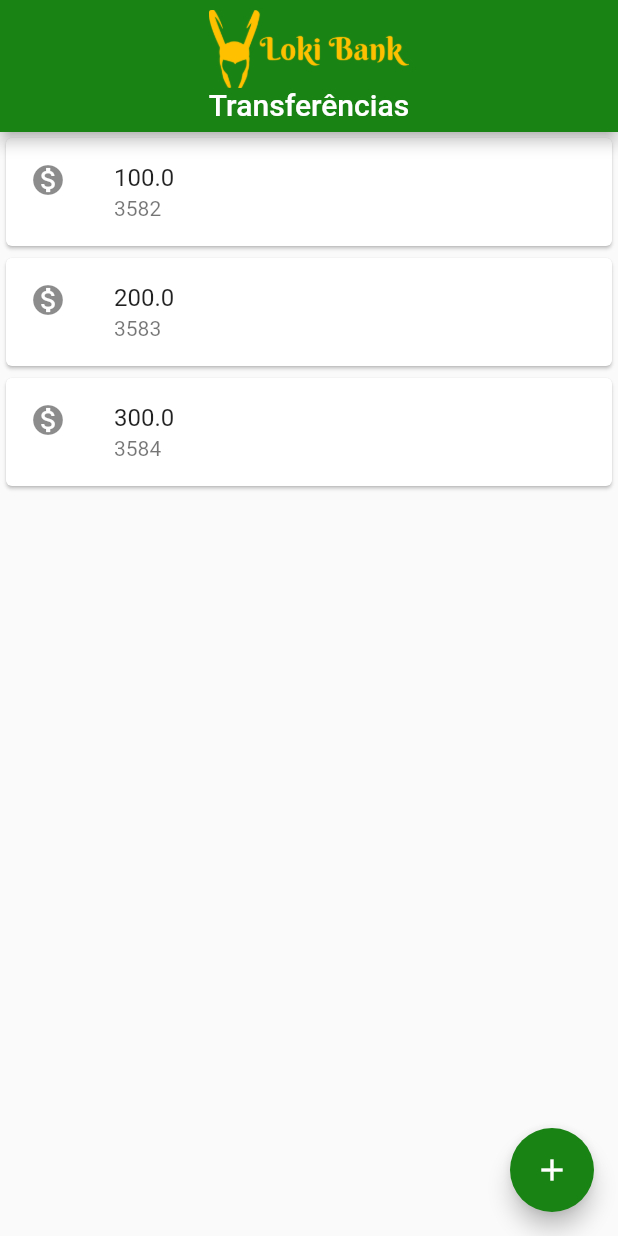
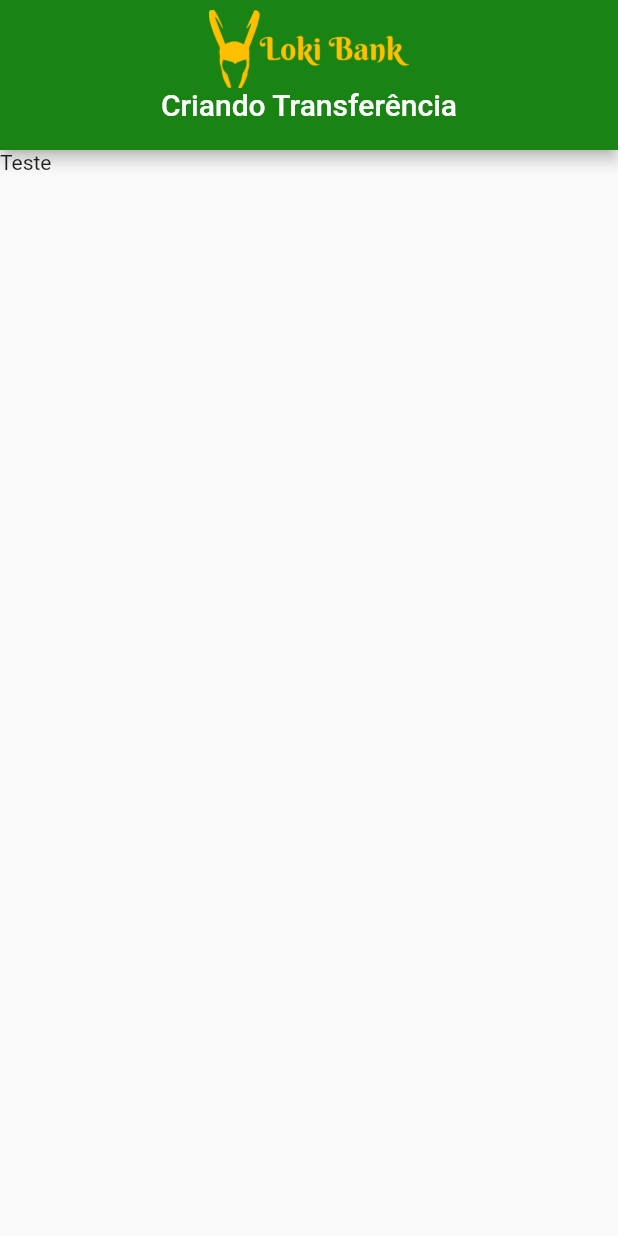
Before and after one commit to vinifoga/LokiBank, a Flutter app: the screen it shows after launch, on a phone screen of 412 x 824 dp. Run offline on Flutter 3.47's test engine with Material 2 defaults, Android fonts, the phone set to English and light mode, and no system bars; our stand-ins replace google_fonts.

Commit message:
Criando Formulario Transferencia

```diff
--- a/lib/main.dart
+++ b/lib/main.dart
@@ -1,54 +1,54 @@
 import 'package:flutter/material.dart';
 import 'package:google_fonts/google_fonts.dart';
 
-void main() {
-  runApp(MaterialApp(
-    home: Scaffold(
-      body: ListaTransferencias(),
-      appBar: AppBar(
-        centerTitle: true,
-        toolbarHeight: 88,
-        backgroundColor: const Color(0xff198314),
-        title: Column(
-            mainAxisAlignment: MainAxisAlignment.center,
-            crossAxisAlignment: CrossAxisAlignment.center,
-            children: [
-              Image.asset(
-                "images/logo.png",
-                fit: BoxFit.contain,
-                height: 52,
-              ),
-              Text(
-                "Transferências",
-                style: GoogleFonts.berkshireSwash(),
-              )
-            ]),
+void main() => runApp(const LokiBankApp());
+
+class LokiBankApp extends StatelessWidget {
+  const LokiBankApp({Key? key}) : super(key: key);
+
+  @override
+  Widget build(BuildContext context) {
+    return MaterialApp(
+      home: Scaffold(
+        body: FormularioTransferencia(),
+      ),
+    );
+  }
+}
+
+class FormularioTransferencia extends StatelessWidget {
+  @override
+  Widget build(BuildContext context) {
+    return const Scaffold(
+        appBar: AppBarLoki(
+          appBarTitle: "Criando Transferência",
+        ),
+        body: Text('Teste'));
+  }
+}
+
+class ListaTransferencias extends StatelessWidget {
+  @override
+  Widget build(BuildContext context) {
+    return Scaffold(
+      appBar: const AppBarLoki(appBarTitle: "Transferências"),
+      body: Column(
+        children: [
+          ItemTransferencia(Transferencia(100, 3582)),
+          ItemTransferencia(Transferencia(200, 3583)),
+          ItemTransferencia(Transferencia(300, 3584)),
+        ],
       ),
       floatingActionButton: FloatingActionButton(
         onPressed: () {},
         child: Icon(Icons.add),
         backgroundColor: const Color(0xff198314),
       ),
-    ),
-  ));
-}
-
-class ListaTransferencias extends StatelessWidget {
-  @override
-  Widget build(BuildContext context) {
-    return
-      Column(
-        children:  [
-          ItemTransferencia(Transferencia(100,3582)),
-          ItemTransferencia(Transferencia(200,3583)),
-          ItemTransferencia(Transferencia(300,3584)),
-        ],
-      );
+    );
   }
 }
 
 class ItemTransferencia extends StatelessWidget {
-
   final Transferencia _transferencia;
 
   const ItemTransferencia(this._transferencia);
@@ -70,6 +70,36 @@ class Transferencia {
   final int numeroConta;
 
   Transferencia(this.valor, this.numeroConta);
+}
 
+class AppBarLoki extends StatelessWidget implements PreferredSizeWidget {
+  final String appBarTitle;
 
+  const AppBarLoki({Key? key, required this.appBarTitle}) : super(key: key);
+
+  @override
+  Widget build(BuildContext context) {
+    return AppBar(
+      centerTitle: true,
+      toolbarHeight: 88,
+      backgroundColor: const Color(0xff198314),
+      title: Column(
+          mainAxisAlignment: MainAxisAlignment.center,
+          crossAxisAlignment: CrossAxisAlignment.center,
+          children: [
+            Image.asset(
+              "images/logo.png",
+              fit: BoxFit.contain,
+              height: 52,
+            ),
+            Text(
+              appBarTitle,
+              style: GoogleFonts.berkshireSwash(),
+            )
+          ]),
+    );
+  }
+
+  @override
+  Size get preferredSize => const Size.fromHeight(100);
 }
```
Also changed, not shown: 1 other file.
